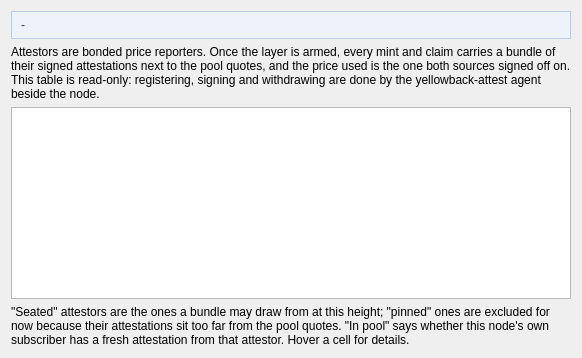
This is src/yellowbackattestors.ui in boyfromcave/yecwallet-dd as Qt 5 draws it before an edit. The edited form follows.
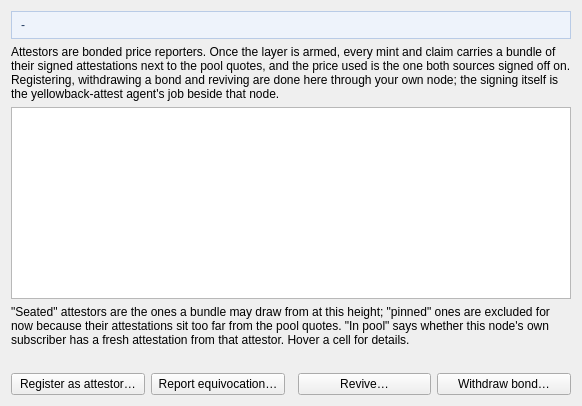
This is the edited form.

Commit message: Wallet: v3 actions in the tab: two-step mint and claim, claim notice, attestor actions, subscriber launcher

The edit to the form file:
```diff
--- a/src/yellowbackattestors.ui
+++ b/src/yellowbackattestors.ui
@@ -14,7 +14,7 @@
    <item>
     <widget class="QLabel" name="lblAttestorsIntro">
      <property name="wordWrap"><bool>true</bool></property>
-     <property name="text"><string>Attestors are bonded price reporters. Once the layer is armed, every mint and claim carries a bundle of their signed attestations next to the pool quotes, and the price used is the one both sources signed off on. This table is read-only: registering, signing and withdrawing are done by the yellowback-attest agent beside the node.</string></property>
+     <property name="text"><string>Attestors are bonded price reporters. Once the layer is armed, every mint and claim carries a bundle of their signed attestations next to the pool quotes, and the price used is the one both sources signed off on. Registering, withdrawing a bond and reviving are done here through your own node; the signing itself is the yellowback-attest agent's job beside that node.</string></property>
     </widget>
    </item>
    <item>
@@ -29,6 +29,22 @@
      <property name="text"><string>"Seated" attestors are the ones a bundle may draw from at this height; "pinned" ones are excluded for now because their attestations sit too far from the pool quotes. "In pool" says whether this node's own subscriber has a fresh attestation from that attestor. Hover a cell for details.</string></property>
     </widget>
    </item>
+   <item>
+    <widget class="QLabel" name="lblAttestorAction">
+     <property name="wordWrap"><bool>true</bool></property>
+     <property name="text"><string/></property>
+     <property name="styleSheet"><string notr="true">QLabel { color: #444; }</string></property>
+    </widget>
+   </item>
+   <item>
+    <layout class="QHBoxLayout" name="attestorButtons">
+     <item><widget class="QPushButton" name="btnRegister"><property name="text"><string>Register as attestor…</string></property></widget></item>
+     <item><widget class="QPushButton" name="btnReport"><property name="text"><string>Report equivocation…</string></property></widget></item>
+     <item><spacer name="attSpacerH"><property name="orientation"><enum>Qt::Horizontal</enum></property></spacer></item>
+     <item><widget class="QPushButton" name="btnRevive"><property name="text"><string>Revive…</string></property></widget></item>
+     <item><widget class="QPushButton" name="btnWithdraw"><property name="text"><string>Withdraw bond…</string></property></widget></item>
+    </layout>
+   </item>
   </layout>
  </widget>
  <resources/>
```
The commit also changes 4 other files.
